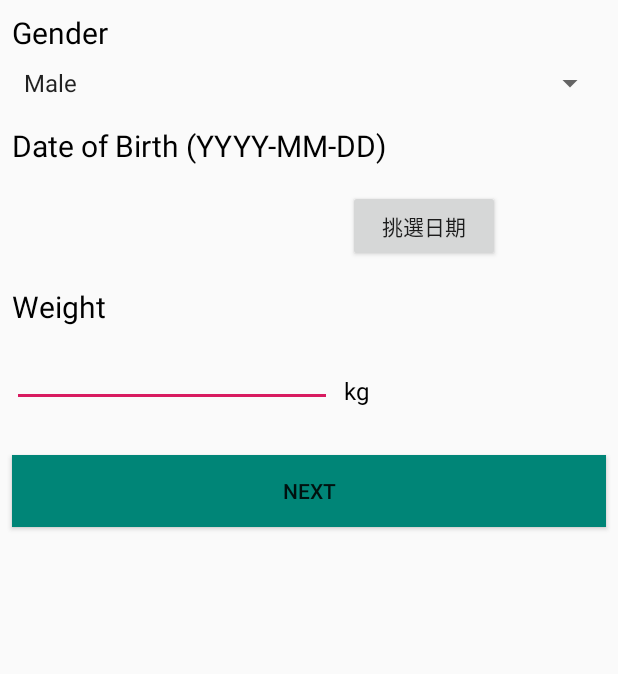
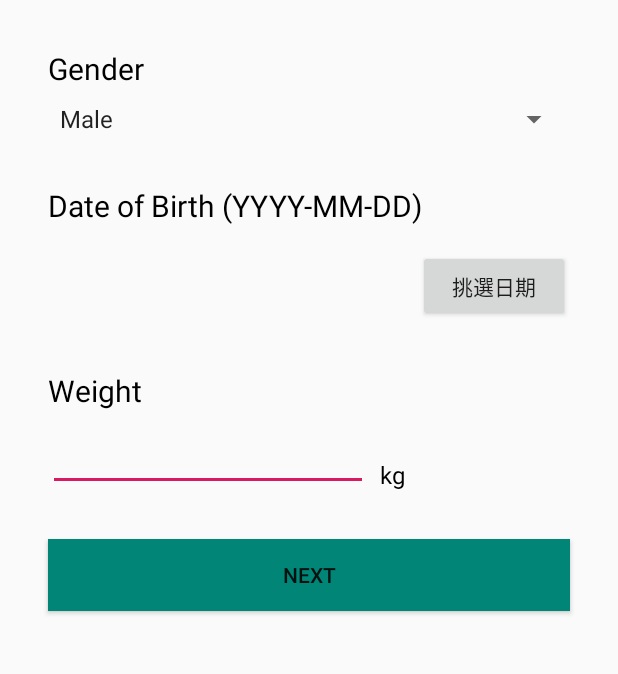
Before and after one commit to hank1992/HealthKeeper, an Android app: the screen it shows after launch (MainActivity), on a phone screen of 412 x 824 dp, the part 84-758 px from its top. Run offline under Robolectric (Android 15) with nearby library versions, the phone set to English and light mode, and no system bars.

```diff
--- a/app/src/main/res/layout/activity_main.xml
+++ b/app/src/main/res/layout/activity_main.xml
@@ -11,8 +11,8 @@
         android:id="@+id/textView_gender"
         android:layout_width="wrap_content"
         android:layout_height="wrap_content"
-        android:layout_marginStart="8dp"
-        android:layout_marginTop="8dp"
+        android:layout_marginStart="32dp"
+        android:layout_marginTop="32dp"
         android:text="Gender"
         android:textColor="#000000"
         android:textSize="20sp"
@@ -34,9 +34,9 @@
         android:id="@+id/spinner_gender"
         android:layout_width="0dp"
         android:layout_height="wrap_content"
-        android:layout_marginStart="8dp"
+        android:layout_marginStart="32dp"
         android:layout_marginTop="8dp"
-        android:layout_marginEnd="8dp"
+        android:layout_marginEnd="32dp"
         app:layout_constraintEnd_toEndOf="parent"
         app:layout_constraintStart_toStartOf="parent"
         app:layout_constraintTop_toBottomOf="@+id/textView_gender" />
@@ -45,8 +45,8 @@
         android:id="@+id/textView_DOB"
         android:layout_width="wrap_content"
         android:layout_height="wrap_content"
-        android:layout_marginStart="8dp"
-        android:layout_marginTop="16dp"
+        android:layout_marginStart="32dp"
+        android:layout_marginTop="32dp"
         android:text="Date of Birth (YYYY-MM-DD)"
         android:textColor="#000000"
         android:textSize="20sp"
@@ -57,7 +57,7 @@
         android:id="@+id/textView_EditDOB"
         android:layout_width="200dp"
         android:layout_height="0dp"
-        android:layout_marginStart="24dp"
+        android:layout_marginStart="32dp"
         android:layout_weight="1"
         android:textSize="18sp"
         app:layout_constraintBottom_toBottomOf="@+id/btnDate"
@@ -68,20 +68,20 @@
         android:id="@+id/btnDate"
         android:layout_width="101dp"
         android:layout_height="wrap_content"
-        android:layout_marginStart="8dp"
         android:layout_marginTop="16dp"
+        android:layout_marginEnd="32dp"
         android:layout_weight="1"
         android:onClick="datePicker"
         android:text="挑選日期"
-        app:layout_constraintStart_toEndOf="@+id/textView_EditDOB"
+        app:layout_constraintEnd_toEndOf="parent"
         app:layout_constraintTop_toBottomOf="@+id/textView_DOB" />
 
     <TextView
         android:id="@+id/textView_weight"
         android:layout_width="wrap_content"
         android:layout_height="wrap_content"
-        android:layout_marginStart="8dp"
-        android:layout_marginTop="16dp"
+        android:layout_marginStart="32dp"
+        android:layout_marginTop="32dp"
         android:text="Weight"
         android:textColor="#000000"
         android:textSize="20sp"
@@ -92,7 +92,7 @@
         android:id="@+id/editText_weight"
         android:layout_width="wrap_content"
         android:layout_height="wrap_content"
-        android:layout_marginStart="8dp"
+        android:layout_marginStart="32dp"
         android:layout_marginTop="8dp"
         android:ems="10"
         android:inputType="number|numberDecimal"
@@ -115,9 +115,9 @@
         android:id="@+id/button_next"
         android:layout_width="0dp"
         android:layout_height="wrap_content"
-        android:layout_marginStart="8dp"
+        android:layout_marginStart="32dp"
         android:layout_marginTop="32dp"
-        android:layout_marginEnd="8dp"
+        android:layout_marginEnd="32dp"
         android:background="@color/colorPrimary"
         android:onClick="onClick"
         android:text="Next"
```
Also changed, not shown: app/src/main/res/layout/activity_welcome.xml (+16 -14 lines), app/src/main/ic_launcher-web.png, app/src/main/res/mipmap-hdpi/ic_launcher.png, app/src/main/res/mipmap-hdpi/ic_launcher_foreground.png, app/src/main/res/mipmap-hdpi/ic_launcher_round.png, app/src/main/res/mipmap-mdpi/ic_launcher.png, app/src/main/res/mipmap-mdpi/ic_launcher_foreground.png, app/src/main/res/mipmap-mdpi/ic_launcher_round.png, app/src/main/res/mipmap-xhdpi/ic_launcher.png, app/src/main/res/mipmap-xhdpi/ic_launcher_foreground.png, app/src/main/res/mipmap-xhdpi/ic_launcher_round.png, app/src/main/res/mipmap-xxhdpi/ic_launcher.png, app/src/main/res/mipmap-xxhdpi/ic_launcher_foreground.png, app/src/main/res/mipmap-xxhdpi/ic_launcher_round.png, 3 more files.
